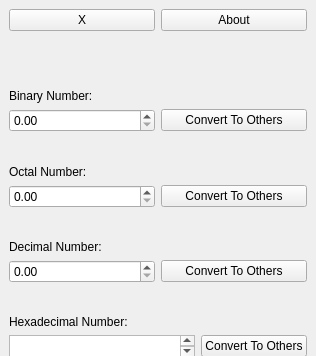
Above: Qonverter/mainwindow.ui from baraa-almasri/Qt before the change; both pictures show x 0 to 316 and y 0 to 356 of the 316 by 571 pixel window. Below: the same form after it.
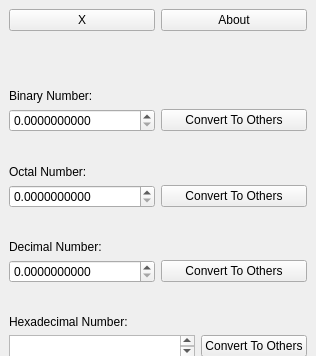
That is the form after the change. Icons and pictures are not drawn.

Commit message: we got something!

Diff of the .ui file:
```diff
--- a/Qonverter/mainwindow.ui
+++ b/Qonverter/mainwindow.ui
@@ -244,7 +244,14 @@
     <item row="10" column="0">
      <layout class="QHBoxLayout" name="horizontalLayout_3">
       <item>
-       <widget class="QDoubleSpinBox" name="decimalNumber"/>
+       <widget class="QDoubleSpinBox" name="decimalNumber">
+        <property name="decimals">
+         <number>10</number>
+        </property>
+        <property name="maximum">
+         <double>9999999999999.990234375000000</double>
+        </property>
+       </widget>
       </item>
       <item>
        <widget class="QPushButton" name="convertDecimalToOthers">
@@ -260,13 +267,16 @@
       <item>
        <widget class="QDoubleSpinBox" name="binaryNumber">
         <property name="decimals">
-         <number>2</number>
+         <number>10</number>
         </property>
         <property name="minimum">
          <double>0.000000000000000</double>
         </property>
         <property name="maximum">
-         <double>11111111.109999999403954</double>
+         <double>1111111111111.000000000000000</double>
+        </property>
+        <property name="value">
+         <double>0.000000000000000</double>
         </property>
        </widget>
       </item>
@@ -334,7 +344,14 @@
     <item row="7" column="0">
      <layout class="QHBoxLayout" name="horizontalLayout_2">
       <item>
-       <widget class="QDoubleSpinBox" name="octalNumber"/>
+       <widget class="QDoubleSpinBox" name="octalNumber">
+        <property name="decimals">
+         <number>10</number>
+        </property>
+        <property name="maximum">
+         <double>7777777777777.990234375000000</double>
+        </property>
+       </widget>
       </item>
       <item>
        <widget class="QPushButton" name="convertOctalToOthers">
```
The commit also changes 2 other files.
